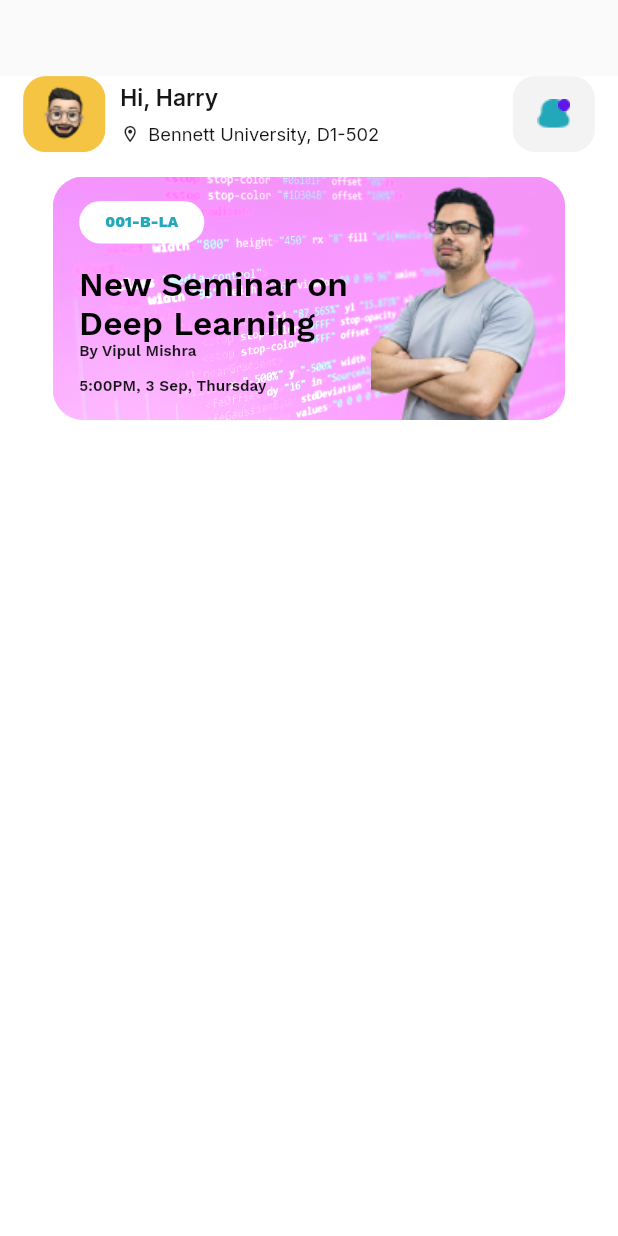
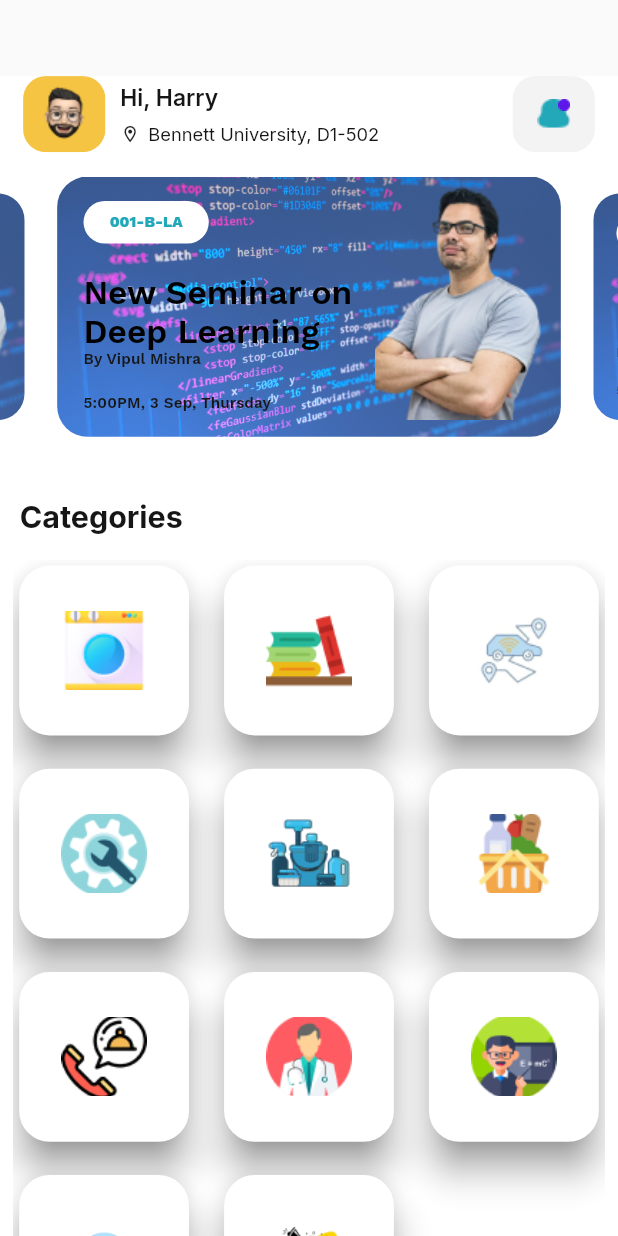
Before and after one commit to codewithjaspreet/College-Hub, a Flutter app: the screen it shows after launch, on a phone screen of 412 x 824 dp. Run offline on Flutter 3.47's test engine with Material 2 defaults, Android fonts, the light colour scheme and no system bars; drawn by our look-alikes of carousel_slider; our stand-ins replace flutter_screenutil, get, google_fonts.

Commit message:
Home page UI done

```diff
--- a/lib/Screens/home.dart
+++ b/lib/Screens/home.dart
@@ -1,31 +1,128 @@
+import 'dart:math' as math;
+
+import 'package:carousel_slider/carousel_slider.dart';
 import 'package:flutter/material.dart';
 import 'package:flutter_screenutil/flutter_screenutil.dart';
 
 class Home extends StatelessWidget {
-  const Home({Key? key}) : super(key: key);
-
+  Home({Key? key}) : super(key: key);
+  final categories = [
+    '001-washing-machine.png',
+    'image 33.png',
+    'image 35.png',
+    'image 36.png',
+    'image 37.png',
+    'image 41.png',
+    'image 42.png',
+    'image 43.png',
+    'image 48.png',
+    'image 49.png',
+    'image 50.png',
+  ];
   @override
   Widget build(BuildContext context) {
     return Scaffold(
       body: Container(
           margin: EdgeInsets.only(top: 50.h),
           color: Theme.of(context).backgroundColor,
+          child: SingleChildScrollView(
             child: Column(
+              crossAxisAlignment: CrossAxisAlignment.start,
               // ignore: prefer_const_literals_to_create_immutables
               children: [
                 const Top(),
-              const Banner()
+                const BannerCarousel(),
+                Column(
+                    crossAxisAlignment: CrossAxisAlignment.start,
+                    children: [
+                      Container(
+                        margin: EdgeInsets.only(left: 12.w, top: 24.h),
+                        child: Text('Categories',
+                            style: Theme.of(context).textTheme.headline4),
+                      ),
+                      Container(
+                        margin:
+                            EdgeInsets.only(top: 16.h, left: 8.w, right: 8.w),
+                        height: 450.h,
+                        width: double.infinity,
+                        child: GridView.builder(
+                          gridDelegate:
+                              SliverGridDelegateWithFixedCrossAxisCount(
+                            crossAxisSpacing: 14.w,
+                            mainAxisSpacing: 14.h,
+                            crossAxisCount: 3,
+                          ),
+                          shrinkWrap: true,
+                          padding: EdgeInsets.zero,
+                          itemBuilder: (context, index) {
+                            return Category(image: categories[index],);
+                          },
+                          // physics: const NeverScrollableScrollPhysics(),
+                          itemCount: categories.length,
+                        ),
+                      )
+                    ])
               ],
+            ),
           )),
     );
   }
 }
 
-class Banner extends StatelessWidget {
-  const Banner({
+class Category extends StatelessWidget {
+   const Category({
+    Key? key,
+   required this.image,
+  }) : super(key: key);
+  final String image;
+  @override
+  Widget build(BuildContext context) {
+    return Card(
+      elevation: 10.sp,
+      shape: RoundedRectangleBorder(
+        borderRadius: BorderRadius.circular(20.r),
+      ),
+      child: Container(
+        height: 100.h,
+        width: 100.w,
+        alignment: Alignment.center,
+        child: Image.asset(
+          'assets/$image',
+          height: 52.h,
+          width: 52.w,
+          fit: BoxFit.cover,
+        ),
+      ),
+    );
+  }
+}
+
+class BannerCarousel extends StatelessWidget {
+  const BannerCarousel({
     Key? key,
   }) : super(key: key);
 
+  @override
+  Widget build(BuildContext context) {
+    return CarouselSlider(
+      options: CarouselOptions(
+        viewportFraction: 0.815,
+        aspectRatio: 2.0,
+        enlargeCenterPage: true,
+        scrollDirection: Axis.horizontal,
+        autoPlay: true,
+      ),
+      items: [Banner(), Banner(), Banner()],
+    );
+  }
+}
+
+class Banner extends StatelessWidget {
+  Banner({
+    Key? key,
+  }) : super(key: key);
+  final bkColor =
+      Color((math.Random().nextDouble() * 0xFFFFFF).toInt()).withOpacity(0.8);
   @override
   Widget build(BuildContext context) {
     return Container(
@@ -35,20 +132,15 @@ class Banner extends StatelessWidget {
           height: 160.h,
           decoration: BoxDecoration(
               borderRadius: BorderRadius.circular(20.r),
-              image: const DecorationImage(
-                  image: AssetImage(
+              image: DecorationImage(
+                  image: const AssetImage(
                     'assets/florian-olivo-4hbJ-eymZ1o-unsplash.jpg',
                   ),
-                  colorFilter: ColorFilter.mode(
-                      Color.fromARGB(251, 212, 114, 214),
-                      BlendMode.plus),
+                  colorFilter: ColorFilter.mode(bkColor, BlendMode.plus),
                   fit: BoxFit.cover)),
           child: Row(
             crossAxisAlignment: CrossAxisAlignment.start,
-            children: [
-              leftHalf(context),
-              rightHalf()
-            ],
+            children: [leftHalf(context), rightHalf()],
           )),
     );
   }
@@ -65,8 +157,7 @@ class Banner extends StatelessWidget {
 
   Container leftHalf(BuildContext context) {
     return Container(
-              margin: EdgeInsets.only(
-                  left: 16.w, top: 16.h, bottom: 16.h),
+      margin: EdgeInsets.only(left: 16.w, top: 16.h, bottom: 16.h),
       width: 177.w,
       child: Column(
           crossAxisAlignment: CrossAxisAlignment.start,
@@ -83,8 +174,7 @@ class Banner extends StatelessWidget {
               ),
               child: Text(
                 '001-B-LA',
-                        style:
-                            Theme.of(context).textTheme.bodyText2,
+                style: Theme.of(context).textTheme.bodyText2,
               ),
             ),
             Column(
@@ -92,13 +182,11 @@ class Banner extends StatelessWidget {
               children: [
                 Text(
                   'New Seminar on Deep Learning',
-                          style:
-                              Theme.of(context).textTheme.headline3,
+                  style: Theme.of(context).textTheme.headline3,
                 ),
                 Text(
                   'By Vipul Mishra',
-                          style:
-                              Theme.of(context).textTheme.subtitle2,
+                  style: Theme.of(context).textTheme.subtitle2,
                 ),
               ],
             ),
--- a/lib/main.dart
+++ b/lib/main.dart
@@ -25,7 +25,7 @@ class MyApp extends StatelessWidget {
         title: 'College Hub',
         theme: Themes.light,
         darkTheme: Themes.dark,
-        home:  const Home(),
+        home:   Home(),
       );
     });
   }
--- a/pubspec.yaml
+++ b/pubspec.yaml
@@ -37,6 +37,7 @@ dependencies:
   get: ^4.6.5
   flutter_screenutil: ^5.5.4
   google_fonts: ^3.0.1
+  carousel_slider: ^4.1.1
 
 dev_dependencies:
   flutter_test:
```
Also changed, not shown: pubspec.lock. Lines whose indentation alone changed are shown as unchanged.
